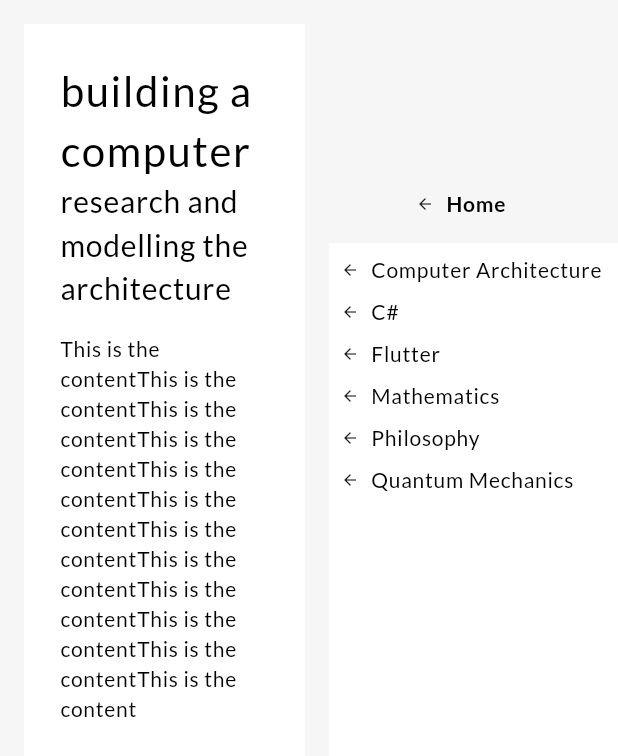
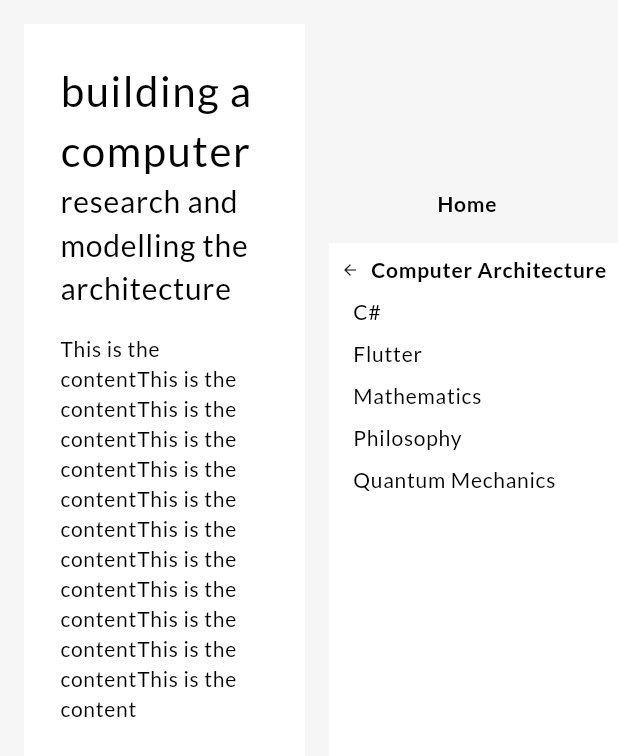
Before and after one commit to ashtondunderdale/blog, a Flutter app: the screen it shows after launch, after a tap on "FEB 3 2024", on a phone screen of 412 x 824 dp. Shown: the top 756 px of the screen. Run offline on Flutter 3.47's test engine with Material 3 defaults, Android fonts, the light colour scheme and no system bars; our stand-ins replace google_fonts.

Commit message:
added active post arrow state

```diff
--- a/blog/lib/views/home.dart
+++ b/blog/lib/views/home.dart
@@ -56,7 +56,7 @@ class _HomeState extends State<Home> {
                       activeFilter = selectedFilter;
                       activePost = null;
                     });
-                  },
+                  }, activePost: activePost,
                 ),
               ),
             ],
@@ -72,8 +72,7 @@ class _HomeState extends State<Home> {
         post: post,
         onTap: () {
           setState(() {
-            activePost = post.title;
-            print("activePost $activePost");
+            activePost = post.category;
           });
         },
       );
@@ -81,8 +80,8 @@ class _HomeState extends State<Home> {
     return null;
   }
 
-  Widget displayPost(String postTitle) {
-    var post = posts.firstWhere((post) => post.title == postTitle);
+  Widget displayPost(String postCategory) {
+    var post = posts.firstWhere((post) => post.category == postCategory);
 
     return BlogPost(
       post: post,
--- a/blog/lib/widgets/filter.dart
+++ b/blog/lib/widgets/filter.dart
@@ -2,11 +2,12 @@ import 'package:blog/utils/styles.dart';
 import 'package:flutter/material.dart';
 
 class FilterOption extends StatelessWidget {
-  const FilterOption({super.key, required this.name, required this.onTap, required this.isSelected});
+  const FilterOption({Key? key, required this.name, required this.onTap, required this.isSelected, required this.hasActivePost});
 
   final String name;
   final VoidCallback onTap;
   final bool isSelected;
+  final bool hasActivePost;
 
   @override
   Widget build(BuildContext context) {
@@ -19,17 +20,17 @@ class FilterOption extends StatelessWidget {
             alignment: Alignment.centerLeft,
             child: Row(
               children: [
-                const Padding(
-                  padding: EdgeInsets.only(right: 8),
-                  child: Icon(
+                Padding(
+                  padding: const EdgeInsets.only(right: 8),
+                  child: hasActivePost ? const Icon(
                     Icons.arrow_back,
                     size: 12,
-                  ),
+                  ) : const SizedBox(),
                 ),
                 Text(
                   name,
                   style: filterStyle.copyWith(
-                    fontWeight: isSelected ? FontWeight.bold : FontWeight.normal,
+                    fontWeight: isSelected || hasActivePost ? FontWeight.bold : FontWeight.normal,
                   ),
                 ),
               ],
--- a/blog/lib/widgets/post_filter.dart
+++ b/blog/lib/widgets/post_filter.dart
@@ -3,10 +3,11 @@ import 'package:blog/widgets/filter.dart';
 import 'package:flutter/material.dart';
 
 class PostFilter extends StatefulWidget {
-  const PostFilter({super.key, required this.activeFilter, required this.onFilterSelected});
+  const PostFilter({super.key, required this.activeFilter, required this.onFilterSelected, required this.activePost});
 
   final String activeFilter;
   final Function(String) onFilterSelected;
+  final String? activePost;
 
   @override
   State<PostFilter> createState() => _PostFilterState();
@@ -25,6 +26,7 @@ class _PostFilterState extends State<PostFilter> {
             onTap: () {
               widget.onFilterSelected("Home");
             },
+            hasActivePost: widget.activePost == "Home",
           ),
         ),
         Container(
@@ -40,6 +42,7 @@ class _PostFilterState extends State<PostFilter> {
                     widget.onFilterSelected(filter.name);
                   },
                   isSelected: widget.activeFilter == filter.name,
+                  hasActivePost: widget.activePost == filter.name,
                 ),
             ],
           ),
--- a/blog/lib/widgets/post_preview.dart
+++ b/blog/lib/widgets/post_preview.dart
@@ -3,10 +3,10 @@ import 'package:flutter/material.dart';
 import '../models/post.dart';
 
 class BlogPostPreview extends StatelessWidget {
-  BlogPostPreview({super.key, required this.post, required this.onTap});
+  const BlogPostPreview({super.key, required this.post, required this.onTap});
 
   final Post post;
-  VoidCallback onTap;
+  final VoidCallback onTap;
 
   @override
   Widget build(BuildContext context) {
```
